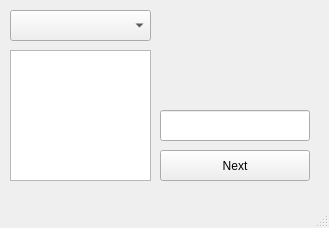
Qt form MainWindow.ui (j19920816/LearningMandarin) before a commit.
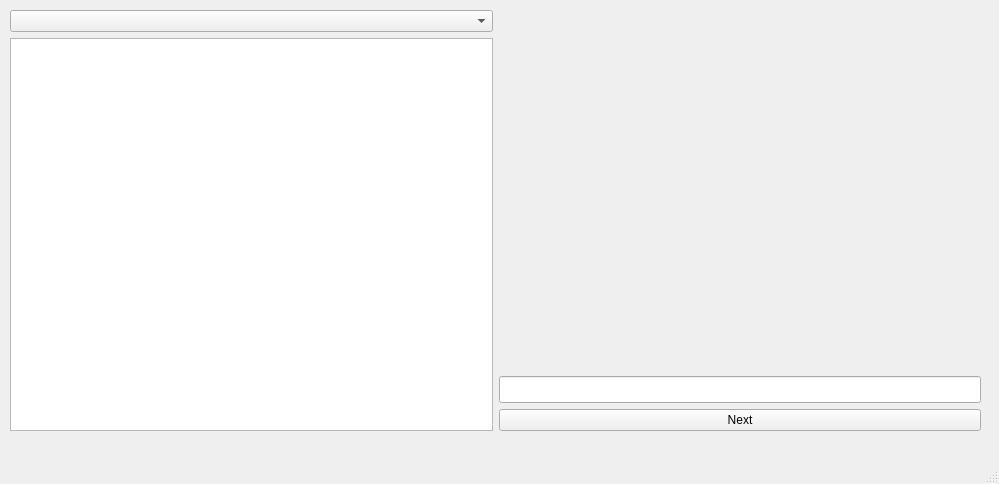
The same form after that commit.

Commit message: = 調整視窗大小

Diff of the .ui file:
```diff
--- a/MainWindow.ui
+++ b/MainWindow.ui
@@ -9,26 +9,56 @@
    <rect>
     <x>0</x>
     <y>0</y>
-    <width>329</width>
-    <height>228</height>
+    <width>999</width>
+    <height>484</height>
    </rect>
   </property>
   <property name="windowTitle">
    <string>MainWindow</string>
   </property>
   <widget class="QWidget" name="centralwidget">
+   <widget class="QWidget" name="horizontalLayoutWidget">
+    <property name="geometry">
+     <rect>
+      <x>10</x>
+      <y>10</y>
+      <width>971</width>
+      <height>421</height>
+     </rect>
+    </property>
+    <layout class="QHBoxLayout" name="horizontalLayout">
+     <item>
+      <layout class="QVBoxLayout" name="verticalLayout">
+       <item>
+        <widget class="QComboBox" name="DircomboBox"/>
+       </item>
+       <item>
+        <widget class="QListWidget" name="FileListWidget"/>
+       </item>
+      </layout>
+     </item>
+     <item>
+      <layout class="QVBoxLayout" name="verticalLayout_2">
+       <item>
+        <widget class="QLabel" name="CorrectLabel">
+         <property name="font">
+          <font>
+           <pointsize>15</pointsize>
+          </font>
+         </property>
+         <property name="text">
+          <string/>
+         </property>
+         <property name="alignment">
+          <set>Qt::AlignCenter</set>
+         </property>
+        </widget>
+       </item>
+       <item>
    <widget class="QLabel" name="CharacterLabel">
-    <property name="geometry">
-     <rect>
-      <x>160</x>
-      <y>50</y>
-      <width>150</width>
-      <height>51</height>
-     </rect>
-    </property>
     <property name="font">
      <font>
-      <pointsize>13</pointsize>
+           <pointsize>14</pointsize>
      </font>
     </property>
     <property name="autoFillBackground">
@@ -41,48 +71,9 @@
      <set>Qt::AlignCenter</set>
     </property>
    </widget>
-   <widget class="QListWidget" name="FileListWidget">
-    <property name="geometry">
-     <rect>
-      <x>10</x>
-      <y>50</y>
-      <width>141</width>
-      <height>131</height>
-     </rect>
-    </property>
-   </widget>
-   <widget class="QComboBox" name="DircomboBox">
-    <property name="geometry">
-     <rect>
-      <x>10</x>
-      <y>10</y>
-      <width>141</width>
-      <height>31</height>
-     </rect>
-    </property>
-   </widget>
-   <widget class="QPushButton" name="NextPushButton">
-    <property name="geometry">
-     <rect>
-      <x>160</x>
-      <y>150</y>
-      <width>150</width>
-      <height>31</height>
-     </rect>
-    </property>
-    <property name="text">
-     <string>Next</string>
-    </property>
-   </widget>
+       </item>
+       <item>
    <widget class="QLineEdit" name="VocabularyLineEdit">
-    <property name="geometry">
-     <rect>
-      <x>160</x>
-      <y>110</y>
-      <width>150</width>
-      <height>31</height>
-     </rect>
-    </property>
     <property name="font">
      <font>
       <pointsize>12</pointsize>
@@ -92,26 +83,17 @@
      <set>Qt::AlignCenter</set>
     </property>
    </widget>
-   <widget class="QLabel" name="CorrectLabel">
-    <property name="geometry">
-     <rect>
-      <x>160</x>
-      <y>10</y>
-      <width>150</width>
-      <height>21</height>
-     </rect>
-    </property>
-    <property name="font">
-     <font>
-      <pointsize>10</pointsize>
-     </font>
-    </property>
+       </item>
+       <item>
+        <widget class="QPushButton" name="NextPushButton">
     <property name="text">
-     <string/>
-    </property>
-    <property name="alignment">
-     <set>Qt::AlignCenter</set>
-    </property>
+          <string>Next</string>
+         </property>
+        </widget>
+       </item>
+      </layout>
+     </item>
+    </layout>
    </widget>
   </widget>
   <widget class="QMenuBar" name="menubar">
```
Left out of the diff: 2 changed lines with no effect on the pictures. Lines whose indentation alone changed are shown as unchanged. The commit also changes 1 other file.
